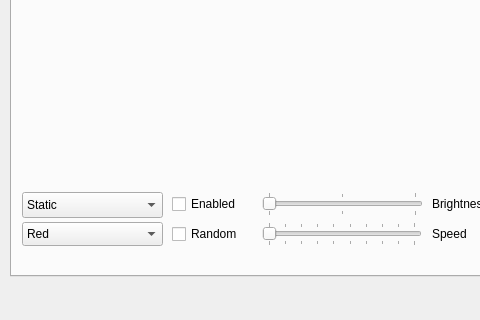
This is src/mainwindow.ui in tangalbert919/AeroControlCenter as Qt 5 draws it before an edit; both pictures show x 0 to 480 and y 274 to 594 of the 800 by 594 pixel window. The edited form follows.
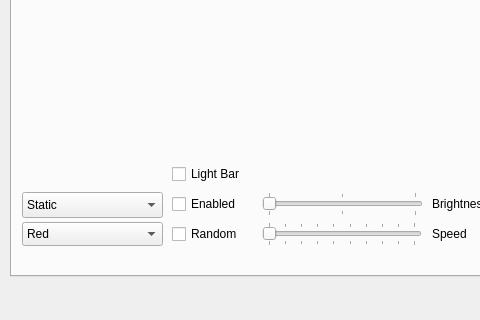
This is the edited form. The open tabs and pages were chosen to show the change.

Commit message:
MainWindow, RGBKeyboard: Support changing light bar modes
Only the reserved field needs to be set differently to adjust the
RGB mode for the light bar.

Diff of the .ui file:
```diff
--- a/src/mainwindow.ui
+++ b/src/mainwindow.ui
@@ -664,6 +664,19 @@
        </property>
       </item>
      </widget>
+     <widget class="QCheckBox" name="lightbarToggle">
+      <property name="geometry">
+       <rect>
+        <x>160</x>
+        <y>410</y>
+        <width>96</width>
+        <height>24</height>
+       </rect>
+      </property>
+      <property name="text">
+       <string>Light Bar</string>
+      </property>
+     </widget>
     </widget>
    </widget>
   </widget>
```
The commit also changes 3 other files.
